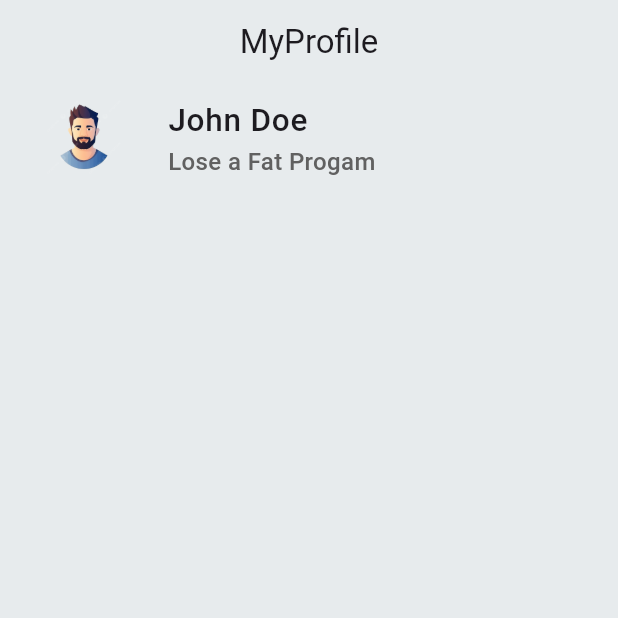
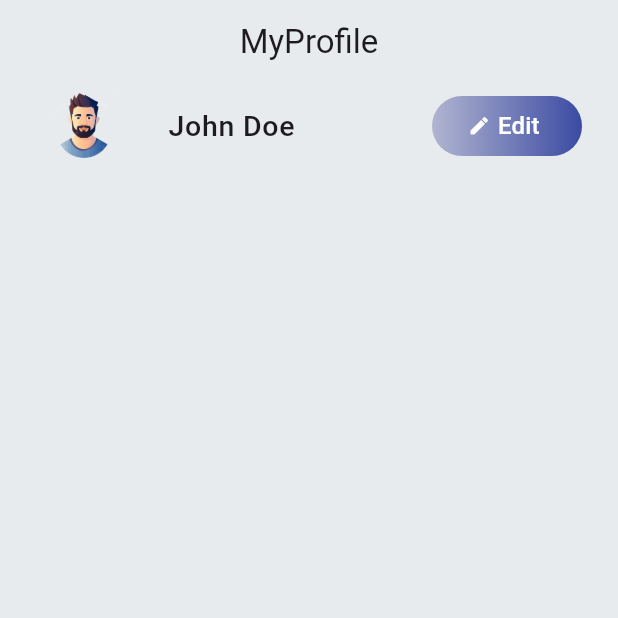
Before and after one commit to Vinesh018/PlusFitness001, a Flutter app: the UserProfileMainRun screen opened directly, on a phone screen of 412 x 824 dp, the top half of it. Run offline on Flutter 3.47's test engine with Material 3 defaults, Android fonts, the phone set to English and light mode, and no system bars; our stand-ins replace animated_splash_screen, firebase_auth, firebase_core, get, liquid_progress_indicator_v2, lottie and 2 more; accounts and stored records are empty; project files that could hold a hidden picture were left out.

```diff
--- a/lib/Bhautik/b_userprofile.dart
+++ b/lib/Bhautik/b_userprofile.dart
@@ -30,11 +30,11 @@ class NameImageRow extends StatelessWidget {
     screenWidth = x;
     screenHeight = y;
     return ListTile(
-     leading: SizedBox(
+      leading: SizedBox(
         width: 80,
         height: 80,
         child: CircleAvatar(
-          radius: 100,
+            radius: 100,
             backgroundColor: Color.fromARGB(255, 231, 235, 237),
             child: Image.asset(
               'assets/images/userprofile.png',
@@ -42,10 +42,60 @@ class NameImageRow extends StatelessWidget {
               width: 200,
             )),
       ),
-      title: Text('John Doe',style: TextStyle(fontFamily: 'FontMain', fontSize: 21),),
-      subtitle: Text('Lose a Fat Progam',style: TextStyle(fontFamily: 'FontMain',color: Colors.grey.shade700,fontSize: 16),),
+      title: Text(
+        'John Doe',
+        style: TextStyle(fontFamily: 'FontMain', fontSize: 19),
+      ),
+      // subtitle: Text(
+      //   'Lose a Fat Progam',
+      //   style: TextStyle(
+      //       fontFamily: 'FontMain', color: Colors.grey.shade700, fontSize: 14),
+      // ),
+      trailing: Container(
+        width: 100,
+        height: 40,
+        decoration: BoxDecoration(
+            gradient: LinearGradient(
+                colors: [Colors.indigo.shade100, Colors.indigo.shade500]),
+            borderRadius: BorderRadius.circular(40)),
+        child: ElevatedButton(
+          onPressed: null,
+          child: Row(
+            children: [
+              Icon(Icons.edit,size: 15,color: Colors.white,),
+              SizedBox(width: 5,),
+              Text('Edit',style: TextStyle(fontFamily: 'FontMain',color: Colors.white,fontSize: 16),),
+            ],
+          ),
+          style: ElevatedButton.styleFrom(
+              shadowColor: Colors.transparent,
 
-
+              shape: RoundedRectangleBorder(
+                  borderRadius: BorderRadius.circular(35))),
+        ),
+      ),
     );
   }
 }
+  class HeightWeightAge extends StatelessWidget{
+    @override
+    Widget build(BuildContext context) {
+    return Row(
+      children: [
+        Container(
+          child: Column(
+            children: [
+              Row(
+                children: [
+                  Text('180'),
+                  Text('cm')
+                ],
+              ),
+              Text('Height')
+            ],
+          ),
+        )
+      ],
+    );
+  }
+  }
--- a/lib/main.dart
+++ b/lib/main.dart
@@ -1,4 +1,5 @@
 import 'package:firebase_core/firebase_core.dart';
+import 'package:plus_fitness/Bhautik/b_userprofile.dart';
 import 'package:plus_fitness/Vinesh/splashScreen.dart';
 import 'firebase_options.dart';
 import 'package:flutter/material.dart';
@@ -30,8 +31,9 @@ Future<void> main() async {
       debugShowCheckedModeBanner: false,
       title: 'Flutter Tutorial',
       // home: TutorialHome(),
-      home: SplashScreen(),
+      // home: SplashScreen(),
       //home: MainSignUpPage(),
+      home:UserProfileMainRun()
     ),
   );
 }
```
